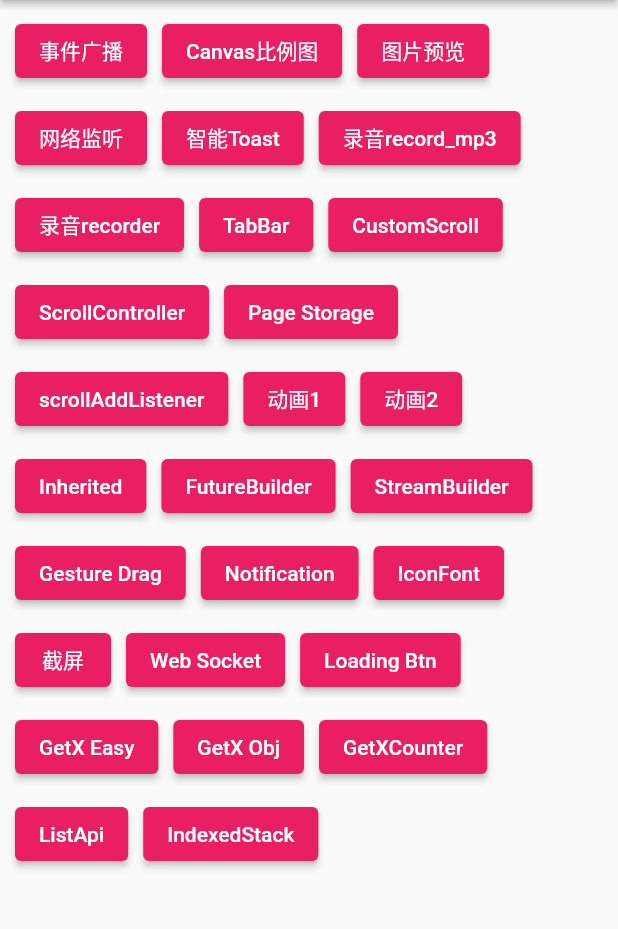
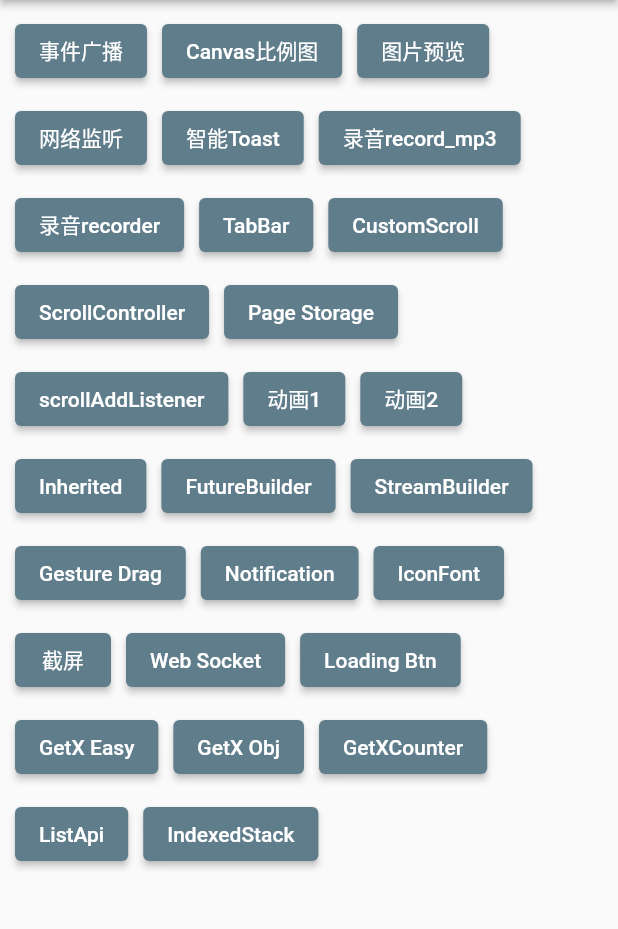
Before and after one commit to NingFQ/flutter_app, a Flutter app: the DemoPage screen opened directly, on a phone screen of 412 x 824 dp, the part 84-1013 px from its top. Run offline on Flutter 3.47's test engine with Material 2 defaults, Android fonts, the phone set to English and light mode, and no system bars; drawn by our look-alikes of flutter_smart_dialog; our stand-ins replace audioplayers, connectivity, convex_bottom_bar, event_bus, extended_image, flutter_screenutil and 3 more; missing offline and left inert: connectivity_for_web.

```diff
--- a/lib/common/theme/theme_data.dart
+++ b/lib/common/theme/theme_data.dart
@@ -1,8 +1,6 @@
-
 import 'package:flutter/material.dart';
 
 class AppThemeData {
-
   // 字号
   static final double _titleFontSize = 18;
 
@@ -14,8 +12,13 @@ class AppThemeData {
       headline6: TextStyle(
         color: Colors.black,
         fontSize: _titleFontSize,
-        fontWeight: FontWeight.w500
-      )
+        fontWeight: FontWeight.w500,
+      ),
+    ),
+    elevatedButtonTheme: ElevatedButtonThemeData(
+      style: ButtonStyle(
+        backgroundColor: MaterialStateProperty.all(Colors.blueGrey),
+      ),
     ),
     appBarTheme: AppBarTheme(
       color: Colors.white,
@@ -33,7 +36,6 @@ class AppThemeData {
     ),
   );
 
-
   // 暗黑主题
   static ThemeData darkTheme = ThemeData(
     primaryColor: Colors.white,
@@ -42,15 +44,20 @@ class AppThemeData {
       headline6: TextStyle(
         color: Colors.white,
         fontSize: _titleFontSize,
-        fontWeight: FontWeight.w500
-      )
+        fontWeight: FontWeight.w500,
+      ),
+    ),
+    elevatedButtonTheme: ElevatedButtonThemeData(
+      style: ButtonStyle(
+        backgroundColor: MaterialStateProperty.all(Colors.grey),
+      ),
     ),
     appBarTheme: AppBarTheme(
       color: Colors.black,
       elevation: 2,
       brightness: Brightness.dark,
       iconTheme: IconThemeData(
-          color: Colors.white,
+        color: Colors.white,
       ),
       actionsIconTheme: IconThemeData(
         color: Colors.white,
```
Also changed, not shown: lib/page/demo/demo_page.dart (+9 -7 lines), lib/page/demo/indexed_stack/Indexed_stack.dart (added, +60 -0 lines), lib/page/demo/indexed_stack/page_details.dart (added, +18 -0 lines).
